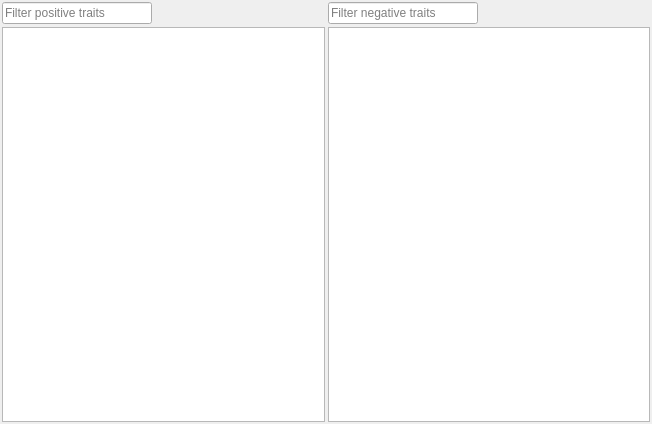
This is ui/trait_selection_widget.ui in zkovari/plotlyst as Qt 5 draws it before an edit. The edited form follows.
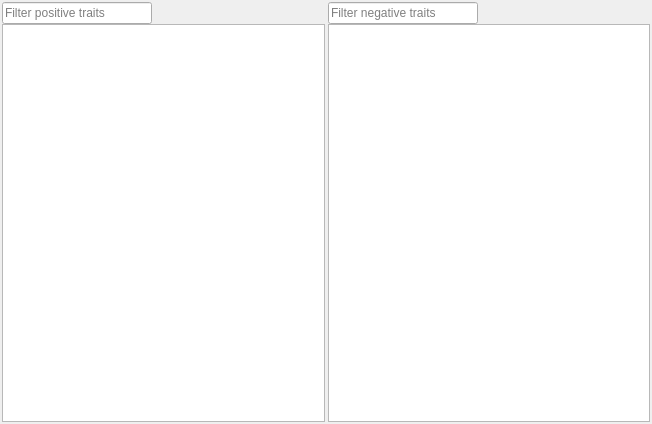
This is the edited form.

Commit message: Reduce spacing in trait selection widget

Patch:
```diff
--- a/ui/trait_selection_widget.ui
+++ b/ui/trait_selection_widget.ui
@@ -32,7 +32,7 @@
    <item>
     <layout class="QVBoxLayout" name="verticalLayout">
      <property name="spacing">
-      <number>3</number>
+      <number>0</number>
      </property>
      <item>
       <widget class="QLineEdit" name="filterPositive">
@@ -71,7 +71,7 @@
    <item>
     <layout class="QVBoxLayout" name="verticalLayout_2">
      <property name="spacing">
-      <number>3</number>
+      <number>0</number>
      </property>
      <item>
       <widget class="QLineEdit" name="filterNegative">
```
